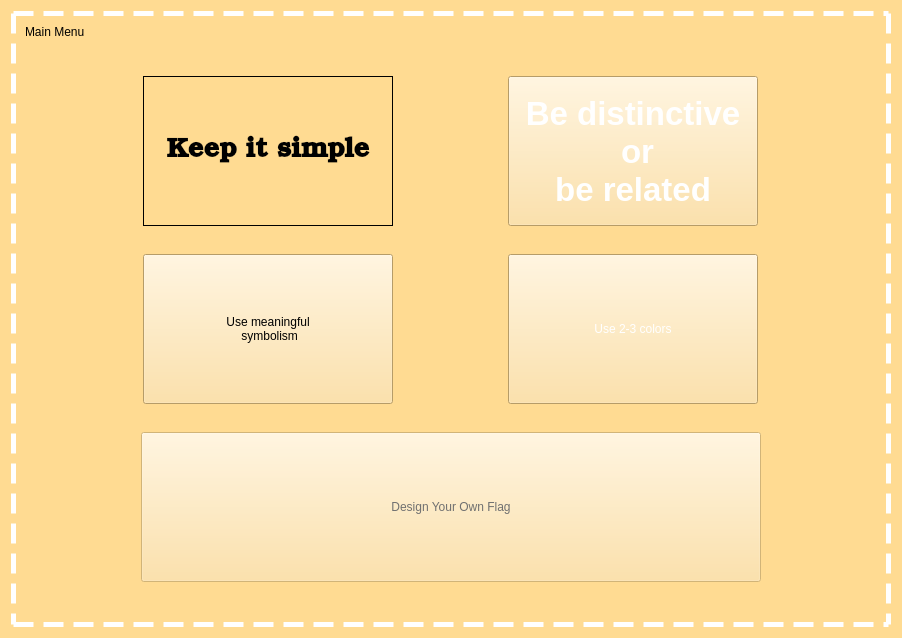
First picture: the form in mainmenu.ui, repository zxjorge/EDApp, before the edit.
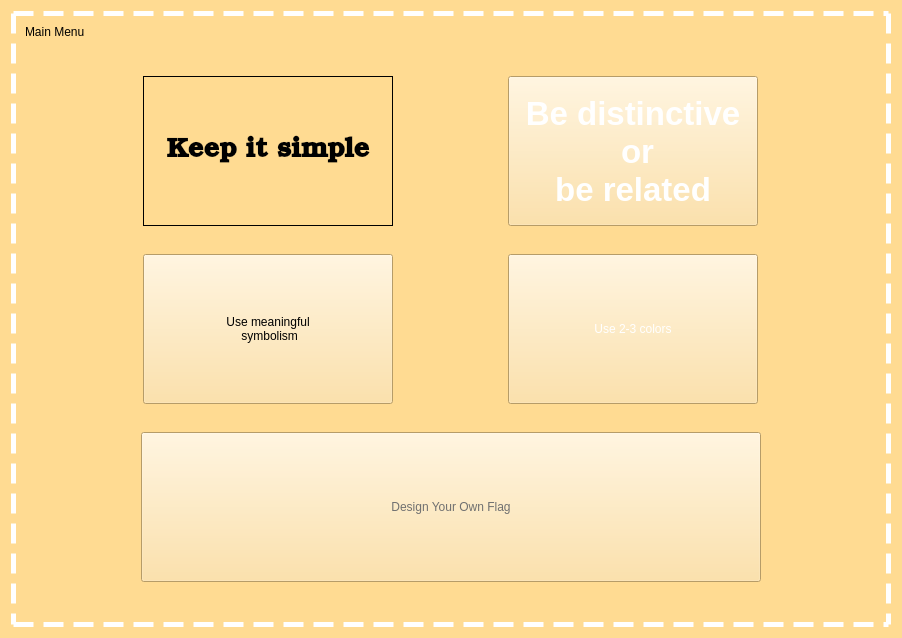
Second picture: the form after the edit. Icons and pictures are not drawn.

Commit message: Icons for final design added.

Patch:
```diff
--- a/mainmenu.ui
+++ b/mainmenu.ui
@@ -234,7 +234,7 @@
            <item>
             <widget class="QPushButton" name="DesignButton">
              <property name="enabled">
-              <bool>false</bool>
+              <bool>true</bool>
              </property>
              <property name="sizePolicy">
               <sizepolicy hsizetype="Fixed" vsizetype="Fixed">
```
The commit also changes 6 other files.
